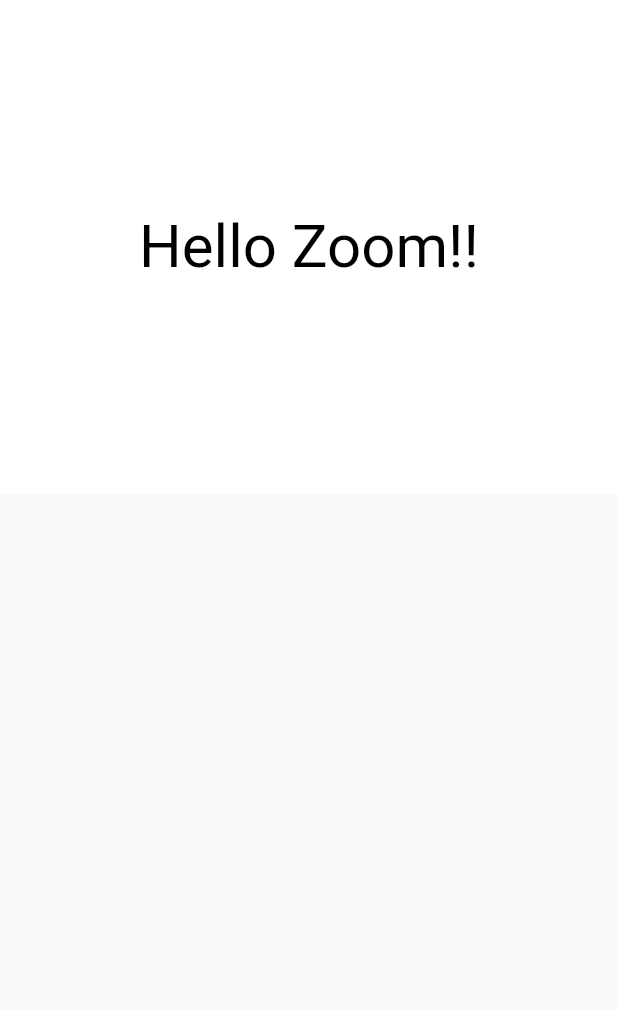
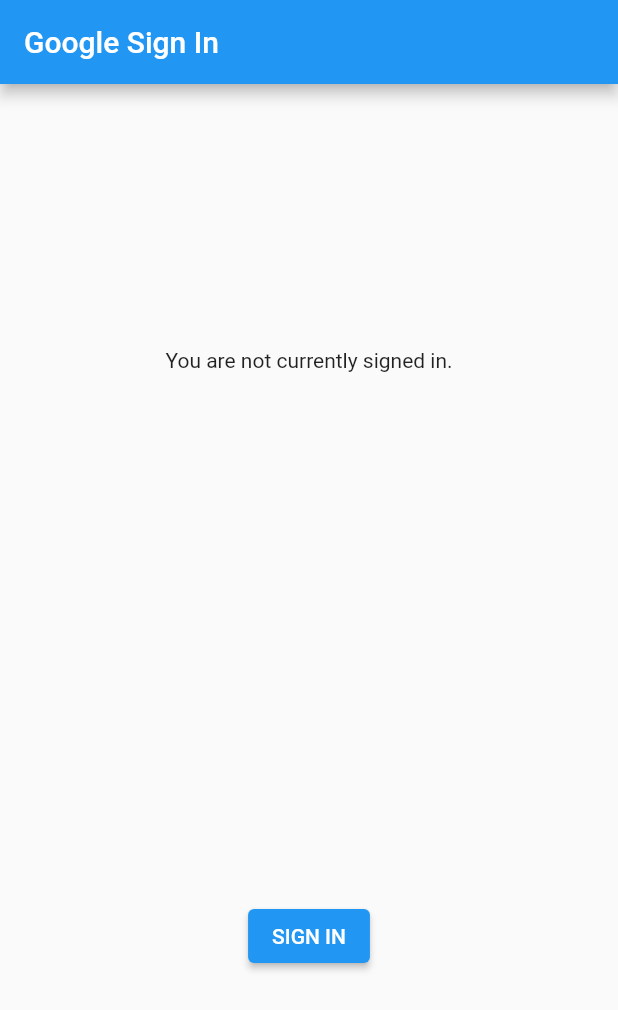
Before and after one commit to Delarram/Restapp, a Flutter app: the screen it shows after launch, on a phone screen of 412 x 824 dp. Shown: the top 1010 px of the screen. Run offline on Flutter 3.47's test engine with Material 2 defaults, Android fonts, the phone set to English and light mode, and no system bars; our stand-ins replace flutter_screenutil, font_awesome_flutter, google_sign_in, image_picker, pull_to_refresh; missing offline and left inert: zoom_widget.

Commit message:
builded google sign up

```diff
--- /dev/null
+++ b/lib/googleSignIn/google_signup.dart
@@ -0,0 +1,153 @@
+import 'dart:async';
+import 'dart:convert' show json;
+
+import 'package:flutter/material.dart';
+import 'package:google_sign_in/google_sign_in.dart';
+import 'package:http/http.dart' as http;
+
+GoogleSignIn _googleSignIn = GoogleSignIn(
+  // Optional clientId
+  // clientId: '479882132969-9i9aqik3jfjd7qhci1nqf0bm2g71rm1u.apps.googleusercontent.com',
+  scopes: <String>[
+    'email',
+    'openid',
+    'profile',
+    'https://www.googleapis.com/auth/contacts.readonly',
+  ],
+);
+
+
+class SignInDemo extends StatefulWidget {
+  const SignInDemo({Key? key}) : super(key: key);
+
+  @override
+  State createState() => SignInDemoState();
+}
+
+class SignInDemoState extends State<SignInDemo> {
+  GoogleSignInAccount? _currentUser;
+  String _contactText = '';
+
+  @override
+  void initState() {
+    super.initState();
+    _googleSignIn.onCurrentUserChanged.listen((GoogleSignInAccount? account) {
+      setState(() {
+        _currentUser = account;
+      });
+      if (_currentUser != null) {
+        _handleGetContact(_currentUser!);
+      }
+    });
+    _googleSignIn.signInSilently();
+  }
+
+  Future<void> _handleGetContact(GoogleSignInAccount user) async {
+    setState(() {
+      _contactText = 'Loading contact info...';
+    });
+    final http.Response response = await http.get(
+      Uri.parse('https://people.googleapis.com/v1/people/me/connections'
+          '?requestMask.includeField=person.names'),
+      headers: await user.authHeaders,
+    );
+    if (response.statusCode != 200) {
+      setState(() {
+        _contactText = 'People API gave a ${response.statusCode} '
+            'response. Check logs for details.';
+      });
+      print('People API ${response.statusCode} response: ${response.body}');
+      return;
+    }
+    final Map<String, dynamic> data =
+    json.decode(response.body) as Map<String, dynamic>;
+    final String? namedContact = _pickFirstNamedContact(data);
+    setState(() {
+      if (namedContact != null) {
+        _contactText = 'I see you know $namedContact!';
+      } else {
+        _contactText = 'No contacts to display.';
+      }
+    });
+  }
+
+  String? _pickFirstNamedContact(Map<String, dynamic> data) {
+    final List<dynamic>? connections = data['connections'] as List<dynamic>?;
+    final Map<String, dynamic>? contact = connections?.firstWhere(
+          (dynamic contact) => contact['names'] != null,
+      orElse: () => null,
+    ) as Map<String, dynamic>?;
+    if (contact != null) {
+      final Map<String, dynamic>? name = contact['names'].firstWhere(
+            (dynamic name) => name['displayName'] != null,
+        orElse: () => null,
+      ) as Map<String, dynamic>?;
+      if (name != null) {
+        return name['displayName'] as String?;
+      }
+    }
+    return null;
+  }
+
+  Future<void> _handleSignIn() async {
+    try {
+      await _googleSignIn.signIn();
+    } catch (error) {
+      print(error);
+    }
+  }
+
+
+  Future<void> _handleSignOut() => _googleSignIn.disconnect();
+
+  Widget _buildBody() {
+    final GoogleSignInAccount? user = _currentUser;
+    if (user != null) {
+      return Column(
+        mainAxisAlignment: MainAxisAlignment.spaceAround,
+        children: <Widget>[
+          ListTile(
+            leading: GoogleUserCircleAvatar(
+              identity: user,
+            ),
+            title: Text(user.displayName ?? ''),
+            subtitle: Text(user.email),
+          ),
+          const Text('Signed in successfully.'),
+          Text(_contactText),
+          ElevatedButton(
+            onPressed: _handleSignOut,
+            child: const Text('SIGN OUT'),
+          ),
+          ElevatedButton(
+            child: const Text('REFRESH'),
+            onPressed: () => _handleGetContact(user),
+          ),
+        ],
+      );
+    } else {
+      return Column(
+        mainAxisAlignment: MainAxisAlignment.spaceAround,
+        children: <Widget>[
+          const Text('You are not currently signed in.'),
+          ElevatedButton(
+            onPressed: _handleSignIn,
+            child: const Text('SIGN IN'),
+          ),
+        ],
+      );
+    }
+  }
+
+  @override
+  Widget build(BuildContext context) {
+    return Scaffold(
+        appBar: AppBar(
+          title: const Text('Google Sign In'),
+        ),
+        body: ConstrainedBox(
+          constraints: const BoxConstraints.expand(),
+          child: _buildBody(),
+        ));
+  }
+}
--- a/lib/main.dart
+++ b/lib/main.dart
@@ -1,9 +1,20 @@
 import 'package:flutter/material.dart';
 import 'package:flutter_screenutil/flutter_screenutil.dart';
+import 'package:google_sign_in/google_sign_in.dart';
+import 'package:rest_api/googleSignIn/google_signup.dart';
 import 'package:rest_api/pagination/refresh_listview.dart';
 import 'package:rest_api/pagination/zoom_text.dart';
 import 'package:rest_api/screens/landingScreen/landing_screen.dart';
 import 'package:rest_api/screens/welcomeScreen/forclipper/language_welcome_screen.dart';
+
+GoogleSignIn _googleSignIn = GoogleSignIn(
+  // Optional clientId
+  // clientId: '479882132969-9i9aqik3jfjd7qhci1nqf0bm2g71rm1u.apps.googleusercontent.com',
+  scopes: <String>[
+    'email',
+    'https://www.googleapis.com/auth/contacts.readonly',
+  ],
+);
 
 
 void main() {
@@ -16,14 +27,15 @@ class MyApp extends StatelessWidget {
   Widget build(BuildContext context) {
     return ScreenUtilInit(
       splitScreenMode: true,
-      builder: (BuildContext context, Widget? child) { return MaterialApp(
-        debugShowCheckedModeBanner: false,
-        title: 'Flutter Demo',
-        theme: ThemeData(
-          primarySwatch: Colors.blue,
-        ),
-        home: ZoomText()
-      );},
+      builder: (BuildContext context, Widget? child) {
+        return MaterialApp(
+            debugShowCheckedModeBanner: false,
+            title: 'Flutter Demo',
+            theme: ThemeData(
+              primarySwatch: Colors.blue,
+            ),
+            home: SignInDemo());
+      },
     );
   }
 }
--- a/lib/pagination/zoom_text.dart
+++ b/lib/pagination/zoom_text.dart
@@ -1,5 +1,3 @@
-import 'dart:html';
-
 import 'package:flutter/material.dart';
 import 'package:zoom_widget/zoom_widget.dart';
 class ZoomText extends StatelessWidget {
@@ -26,7 +24,7 @@ class ZoomText extends StatelessWidget {
                   centerOnScale: true,
                   initZoom:0.0,
                   doubleTapZoom: true,
-                  maxZoomWidth: MediaQuery.of(context).size.height ,
+                  maxZoomWidth: MediaQuery.of(context).size.height,
                   maxZoomHeight: 1000.0,
                   child: Center(child: Text("Hello Zoom!!",style: TextStyle(fontSize: 40,color: Colors.black),),)),
             )
```
